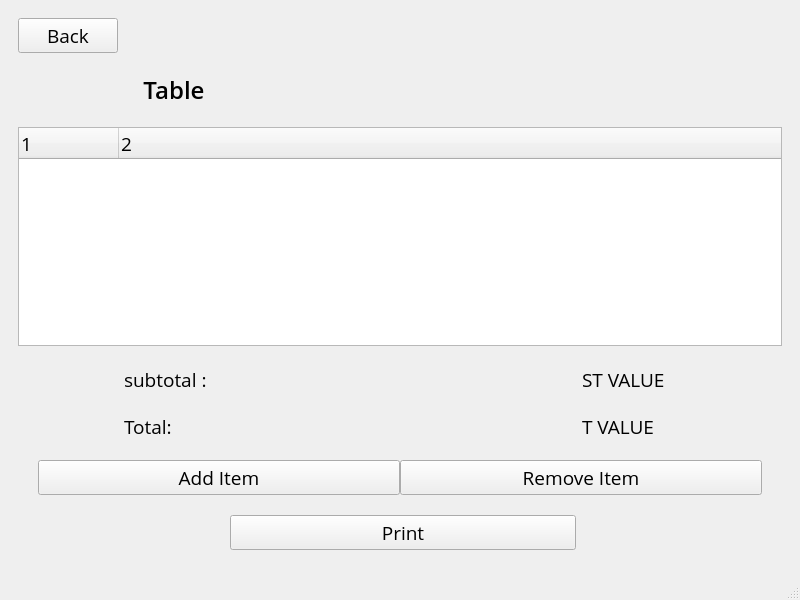
Qt form mainwindow.ui (omarbassam88/RestaurantApp) before a commit.
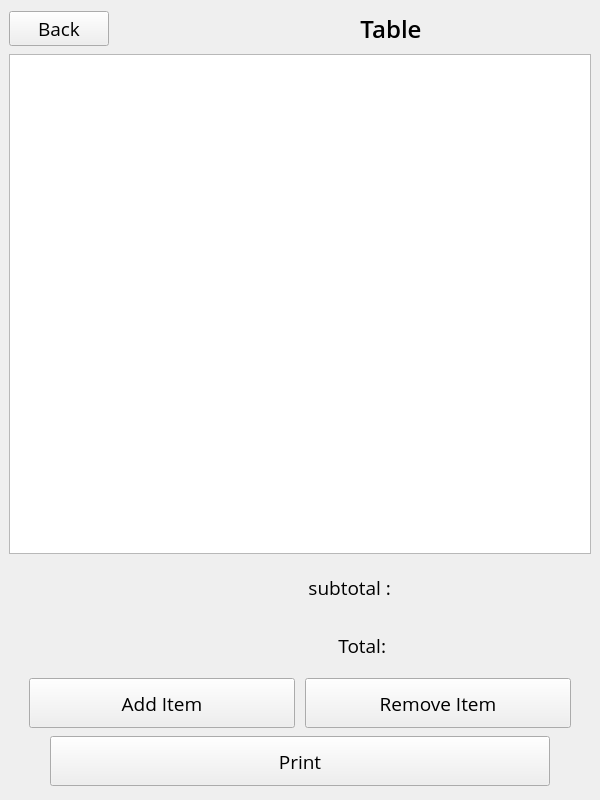
The same form after that commit.

Commit message: Changed to QTableView and Added Model for Data Handling

```diff
--- a/mainwindow.ui
+++ b/mainwindow.ui
@@ -6,8 +6,8 @@
    <rect>
     <x>0</x>
     <y>0</y>
-    <width>800</width>
-    <height>600</height>
+    <width>600</width>
+    <height>800</height>
    </rect>
   </property>
   <property name="sizePolicy">
@@ -38,9 +38,15 @@
    <property name="styleSheet">
     <string notr="true"/>
    </property>
-   <layout class="QGridLayout" name="gridLayout_2">
-    <item row="0" column="0">
      <widget class="QStackedWidget" name="stackedWidget">
+    <property name="geometry">
+     <rect>
+      <x>0</x>
+      <y>0</y>
+      <width>600</width>
+      <height>800</height>
+     </rect>
+    </property>
       <property name="sizePolicy">
        <sizepolicy hsizetype="Preferred" vsizetype="Preferred">
         <horstretch>1</horstretch>
@@ -55,59 +61,23 @@
       </property>
       <widget class="QWidget" name="page_1">
        <layout class="QGridLayout" name="gridLayout">
-        <item row="0" column="0">
-         <layout class="QHBoxLayout" name="Home_Page" stretch="1,1,1">
-          <property name="sizeConstraint">
-           <enum>QLayout::SetNoConstraint</enum>
-          </property>
-          <property name="leftMargin">
+      <property name="verticalSpacing">
            <number>100</number>
           </property>
-          <property name="topMargin">
-           <number>100</number>
-          </property>
-          <property name="rightMargin">
-           <number>100</number>
-          </property>
-          <property name="bottomMargin">
-           <number>100</number>
-          </property>
-          <item>
-           <spacer name="horizontalSpacer">
+      <item row="5" column="2">
+       <spacer name="verticalSpacer">
             <property name="orientation">
-             <enum>Qt::Horizontal</enum>
+         <enum>Qt::Vertical</enum>
             </property>
             <property name="sizeHint" stdset="0">
              <size>
-              <width>40</width>
-              <height>20</height>
+          <width>20</width>
+          <height>40</height>
              </size>
             </property>
            </spacer>
           </item>
-          <item>
-           <layout class="QVBoxLayout" name="verticalLayout">
-            <property name="spacing">
-             <number>30</number>
-            </property>
-            <property name="sizeConstraint">
-             <enum>QLayout::SetMinAndMaxSize</enum>
-            </property>
-            <item>
-             <layout class="QHBoxLayout" name="horizontalLayout_2">
-              <item>
-               <widget class="QLabel" name="lbl_Time">
-                <property name="text">
-                 <string/>
-                </property>
-                <property name="alignment">
-                 <set>Qt::AlignCenter</set>
-                </property>
-               </widget>
-              </item>
-             </layout>
-            </item>
-            <item>
+      <item row="2" column="0" colspan="5">
              <widget class="QLabel" name="label">
               <property name="maximumSize">
                <size>
@@ -132,7 +102,49 @@
               </property>
              </widget>
             </item>
-            <item alignment="Qt::AlignHCenter">
+      <item row="3" column="0">
+       <spacer name="horizontalSpacer_2">
+        <property name="orientation">
+         <enum>Qt::Horizontal</enum>
+        </property>
+        <property name="sizeHint" stdset="0">
+         <size>
+          <width>40</width>
+          <height>0</height>
+         </size>
+        </property>
+       </spacer>
+      </item>
+      <item row="3" column="4">
+       <spacer name="horizontalSpacer">
+        <property name="orientation">
+         <enum>Qt::Horizontal</enum>
+        </property>
+        <property name="sizeHint" stdset="0">
+         <size>
+          <width>40</width>
+          <height>0</height>
+         </size>
+        </property>
+       </spacer>
+      </item>
+      <item row="1" column="2">
+       <widget class="QLabel" name="lbl_Time">
+        <property name="maximumSize">
+         <size>
+          <width>16777215</width>
+          <height>100</height>
+         </size>
+        </property>
+        <property name="text">
+         <string/>
+        </property>
+        <property name="alignment">
+         <set>Qt::AlignCenter</set>
+        </property>
+       </widget>
+      </item>
+      <item row="3" column="2">
              <widget class="QSpinBox" name="NumTables_Input">
               <property name="sizePolicy">
                <sizepolicy hsizetype="Minimum" vsizetype="Maximum">
@@ -142,7 +154,7 @@
               </property>
               <property name="maximumSize">
                <size>
-                <width>100</width>
+          <width>200</width>
                 <height>16777215</height>
                </size>
               </property>
@@ -154,6 +166,7 @@
               </property>
               <property name="font">
                <font>
+          <family>Open Sans</family>
                 <pointsize>24</pointsize>
                </font>
               </property>
@@ -162,7 +175,7 @@
               </property>
              </widget>
             </item>
-            <item>
+      <item row="4" column="2">
              <widget class="QPushButton" name="CreateTables_Button">
               <property name="minimumSize">
                <size>
@@ -170,6 +183,12 @@
                 <height>50</height>
                </size>
               </property>
+        <property name="maximumSize">
+         <size>
+          <width>400</width>
+          <height>16777215</height>
+         </size>
+        </property>
               <property name="font">
                <font>
                 <family>Open Sans SemiBold</family>
@@ -181,22 +200,18 @@
               </property>
              </widget>
             </item>
-           </layout>
-          </item>
-          <item>
-           <spacer name="horizontalSpacer_2">
+      <item row="0" column="2">
+       <spacer name="verticalSpacer_2">
             <property name="orientation">
-             <enum>Qt::Horizontal</enum>
+         <enum>Qt::Vertical</enum>
             </property>
             <property name="sizeHint" stdset="0">
              <size>
-              <width>40</width>
-              <height>20</height>
+          <width>20</width>
+          <height>40</height>
              </size>
             </property>
            </spacer>
-          </item>
-         </layout>
         </item>
        </layout>
       </widget>
@@ -214,13 +229,6 @@
         </size>
        </property>
        <layout class="QGridLayout" name="gridLayout_3">
-        <item row="1" column="0">
-         <layout class="QGridLayout" name="TablesGrid">
-          <property name="sizeConstraint">
-           <enum>QLayout::SetNoConstraint</enum>
-          </property>
-         </layout>
-        </item>
         <item row="0" column="0">
          <widget class="QPushButton" name="BackButton">
           <property name="sizePolicy">
@@ -246,41 +254,86 @@
           </property>
          </widget>
         </item>
+      <item row="1" column="0">
+       <layout class="QGridLayout" name="TablesGrid">
+        <property name="sizeConstraint">
+         <enum>QLayout::SetNoConstraint</enum>
+        </property>
+       </layout>
+      </item>
        </layout>
       </widget>
       <widget class="QWidget" name="page_3">
+     <property name="enabled">
+      <bool>true</bool>
+     </property>
        <layout class="QGridLayout" name="gridLayout_4">
+      <property name="horizontalSpacing">
+       <number>0</number>
+      </property>
         <property name="verticalSpacing">
-         <number>20</number>
-        </property>
-        <item row="6" column="1">
+       <number>6</number>
+      </property>
+      <item row="13" column="3">
          <widget class="QLabel" name="label_4">
           <property name="maximumSize">
            <size>
             <width>100</width>
-            <height>16777215</height>
+          <height>50</height>
            </size>
           </property>
           <property name="text">
            <string>Total: </string>
           </property>
-         </widget>
-        </item>
-        <item row="5" column="3">
-         <widget class="QLabel" name="SubTotalLabelValue">
+        <property name="alignment">
+         <set>Qt::AlignRight|Qt::AlignTrailing|Qt::AlignVCenter</set>
+        </property>
+       </widget>
+      </item>
+      <item row="12" column="1">
+       <spacer name="horizontalSpacer_3">
+        <property name="orientation">
+         <enum>Qt::Horizontal</enum>
+        </property>
+        <property name="sizeHint" stdset="0">
+         <size>
+          <width>40</width>
+          <height>20</height>
+         </size>
+        </property>
+       </spacer>
+      </item>
+      <item row="11" column="1" colspan="4">
+       <widget class="QTableView" name="tableReceiptItemsList">
           <property name="maximumSize">
            <size>
-            <width>200</width>
-            <height>16777215</height>
-           </size>
-          </property>
-          <property name="text">
-           <string>ST VALUE</string>
-          </property>
-         </widget>
-        </item>
-        <item row="0" column="0">
-         <widget class="QPushButton" name="BackButton_2">
+          <width>16777215</width>
+          <height>500</height>
+         </size>
+        </property>
+       </widget>
+      </item>
+      <item row="13" column="1">
+       <spacer name="horizontalSpacer_4">
+        <property name="orientation">
+         <enum>Qt::Horizontal</enum>
+        </property>
+        <property name="sizeHint" stdset="0">
+         <size>
+          <width>40</width>
+          <height>20</height>
+         </size>
+        </property>
+       </spacer>
+      </item>
+      <item row="13" column="4">
+       <widget class="QLabel" name="TotalLabelValue">
+        <property name="minimumSize">
+         <size>
+          <width>100</width>
+          <height>0</height>
+         </size>
+        </property>
           <property name="maximumSize">
            <size>
             <width>100</width>
@@ -288,42 +341,34 @@
            </size>
           </property>
           <property name="text">
-           <string>Back</string>
+         <string/>
           </property>
          </widget>
         </item>
-        <item row="3" column="0" colspan="4">
-         <widget class="QTreeWidget" name="tableReceiptItemsList">
-          <property name="columnCount">
-           <number>2</number>
-          </property>
-          <column>
-           <property name="text">
-            <string notr="true">1</string>
-           </property>
-          </column>
-          <column>
-           <property name="text">
-            <string notr="true">2</string>
-           </property>
-          </column>
-         </widget>
-        </item>
-        <item row="5" column="1">
+      <item row="12" column="3">
          <widget class="QLabel" name="label_3">
           <property name="maximumSize">
            <size>
             <width>100</width>
-            <height>16777215</height>
+          <height>50</height>
            </size>
           </property>
           <property name="text">
            <string>subtotal :</string>
           </property>
-         </widget>
-        </item>
-        <item row="6" column="3">
-         <widget class="QLabel" name="TotalLabelValue">
+        <property name="alignment">
+         <set>Qt::AlignRight|Qt::AlignTrailing|Qt::AlignVCenter</set>
+        </property>
+       </widget>
+      </item>
+      <item row="12" column="4">
+       <widget class="QLabel" name="SubTotalLabelValue">
+        <property name="minimumSize">
+         <size>
+          <width>100</width>
+          <height>0</height>
+         </size>
+        </property>
           <property name="maximumSize">
            <size>
             <width>200</width>
@@ -331,15 +376,91 @@
            </size>
           </property>
           <property name="text">
-           <string>T VALUE</string>
+         <string/>
           </property>
          </widget>
         </item>
-        <item row="1" column="1">
+      <item row="0" column="1">
+       <widget class="QPushButton" name="BackButton_2">
+        <property name="maximumSize">
+         <size>
+          <width>100</width>
+          <height>16777215</height>
+         </size>
+        </property>
+        <property name="text">
+         <string>Back</string>
+        </property>
+       </widget>
+      </item>
+      <item row="22" column="1" colspan="4">
+       <layout class="QHBoxLayout" name="horizontalLayout_5">
+        <item>
+         <spacer name="horizontalSpacer_6">
+          <property name="orientation">
+           <enum>Qt::Horizontal</enum>
+          </property>
+          <property name="sizeHint" stdset="0">
+           <size>
+            <width>40</width>
+            <height>0</height>
+           </size>
+          </property>
+         </spacer>
+        </item>
+        <item>
+         <widget class="QPushButton" name="PrintReceiptButton">
+          <property name="minimumSize">
+           <size>
+            <width>500</width>
+            <height>0</height>
+           </size>
+          </property>
+          <property name="maximumSize">
+           <size>
+            <width>500</width>
+            <height>50</height>
+           </size>
+          </property>
+          <property name="layoutDirection">
+           <enum>Qt::LeftToRight</enum>
+          </property>
+          <property name="autoFillBackground">
+           <bool>false</bool>
+          </property>
+          <property name="text">
+           <string>Print</string>
+          </property>
+         </widget>
+        </item>
+        <item>
+         <spacer name="horizontalSpacer_5">
+          <property name="orientation">
+           <enum>Qt::Horizontal</enum>
+          </property>
+          <property name="sizeHint" stdset="0">
+           <size>
+            <width>40</width>
+            <height>0</height>
+           </size>
+          </property>
+         </spacer>
+        </item>
+       </layout>
+      </item>
+      <item row="0" column="3">
+       <layout class="QHBoxLayout" name="horizontalLayout_2">
+        <item>
          <widget class="QLabel" name="TablePageLabel">
+          <property name="minimumSize">
+           <size>
+            <width>200</width>
+            <height>0</height>
+           </size>
+          </property>
           <property name="maximumSize">
            <size>
-            <width>16777215</width>
+            <width>100</width>
             <height>100</height>
            </size>
           </property>
@@ -357,8 +478,13 @@
           </property>
          </widget>
         </item>
-        <item row="10" column="0" rowspan="2" colspan="4">
+       </layout>
+      </item>
+      <item row="20" column="1" colspan="4">
          <layout class="QHBoxLayout" name="horizontalLayout">
+        <property name="spacing">
+         <number>10</number>
+        </property>
           <property name="leftMargin">
            <number>20</number>
           </property>
@@ -367,6 +493,12 @@
           </property>
           <item>
            <widget class="QPushButton" name="AddItemButton">
+          <property name="maximumSize">
+           <size>
+            <width>16777215</width>
+            <height>50</height>
+           </size>
+          </property>
             <property name="text">
              <string>Add Item</string>
             </property>
@@ -374,6 +506,12 @@
           </item>
           <item>
            <widget class="QPushButton" name="RemoveItemButton">
+          <property name="maximumSize">
+           <size>
+            <width>16777215</width>
+            <height>50</height>
+           </size>
+          </property>
             <property name="text">
              <string>Remove Item</string>
             </property>
@@ -381,19 +519,6 @@
           </item>
          </layout>
         </item>
-        <item row="12" column="2">
-         <widget class="QPushButton" name="PrintReceiptButton">
-          <property name="maximumSize">
-           <size>
-            <width>500</width>
-            <height>16777215</height>
-           </size>
-          </property>
-          <property name="text">
-           <string>Print</string>
-          </property>
-         </widget>
-        </item>
        </layout>
       </widget>
       <widget class="QWidget" name="page_4">
@@ -478,6 +603,7 @@
          <widget class="QLabel" name="SelectedCategoryLabel">
           <property name="font">
            <font>
+          <family>Open Sans</family>
             <pointsize>24</pointsize>
            </font>
           </property>
@@ -495,20 +621,7 @@
        </layout>
       </widget>
      </widget>
-    </item>
-   </layout>
   </widget>
-  <widget class="QMenuBar" name="menubar">
-   <property name="geometry">
-    <rect>
-     <x>0</x>
-     <y>0</y>
-     <width>800</width>
-     <height>32</height>
-    </rect>
-   </property>
-  </widget>
-  <widget class="QStatusBar" name="statusbar"/>
  </widget>
  <resources/>
  <connections/>
```
Lines whose indentation alone changed are shown as unchanged. The commit also changes 9 other files.
